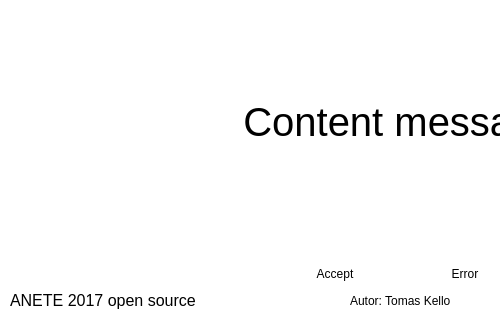
Qt form resources/InitLayout.ui (KelloTomas/RALLO) before a commit; both pictures show x 0 to 500 and y 160 to 480 of the 800 by 480 pixel window.
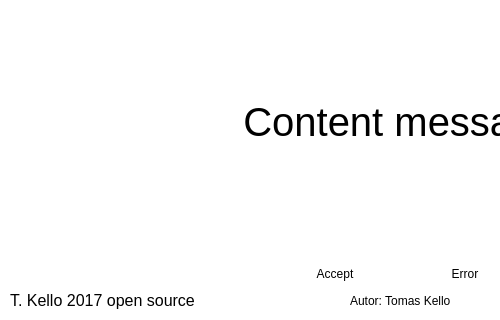
The same form after that commit.

```diff
--- a/resources/InitLayout.ui
+++ b/resources/InitLayout.ui
@@ -351,7 +351,7 @@
         </font>
        </property>
        <property name="text">
-        <string>ANETE 2017 open source</string>
+        <string>T. Kello 2017 open source</string>
        </property>
        <property name="alignment">
         <set>Qt::AlignBottom|Qt::AlignLeading|Qt::AlignLeft</set>
```
